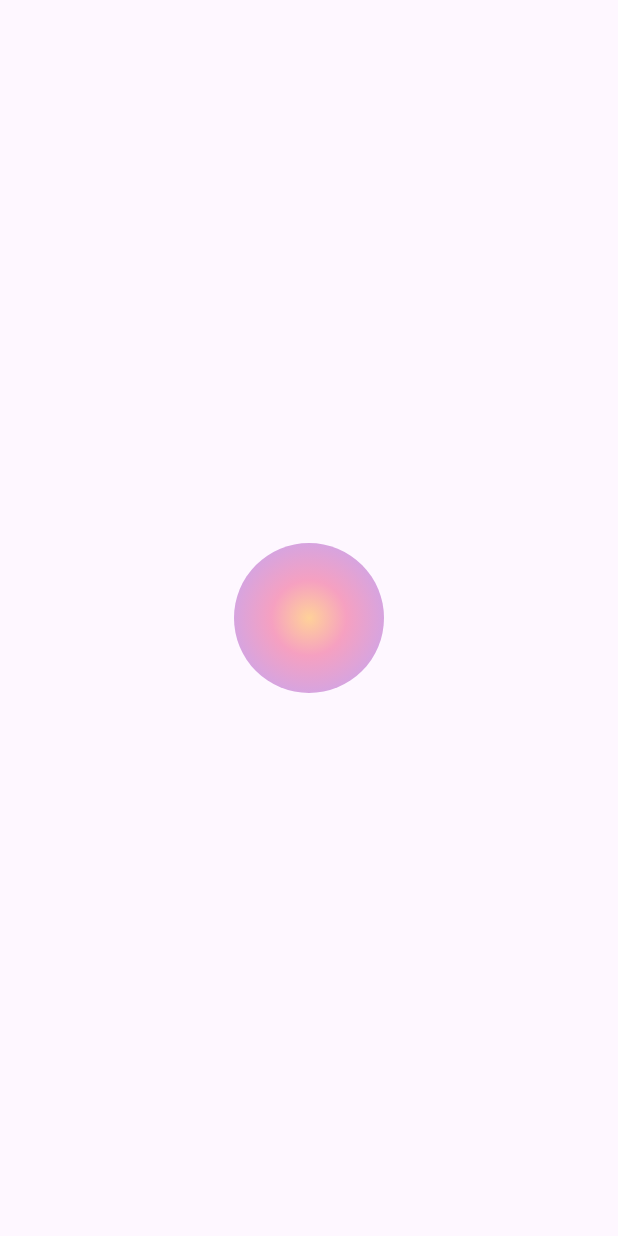
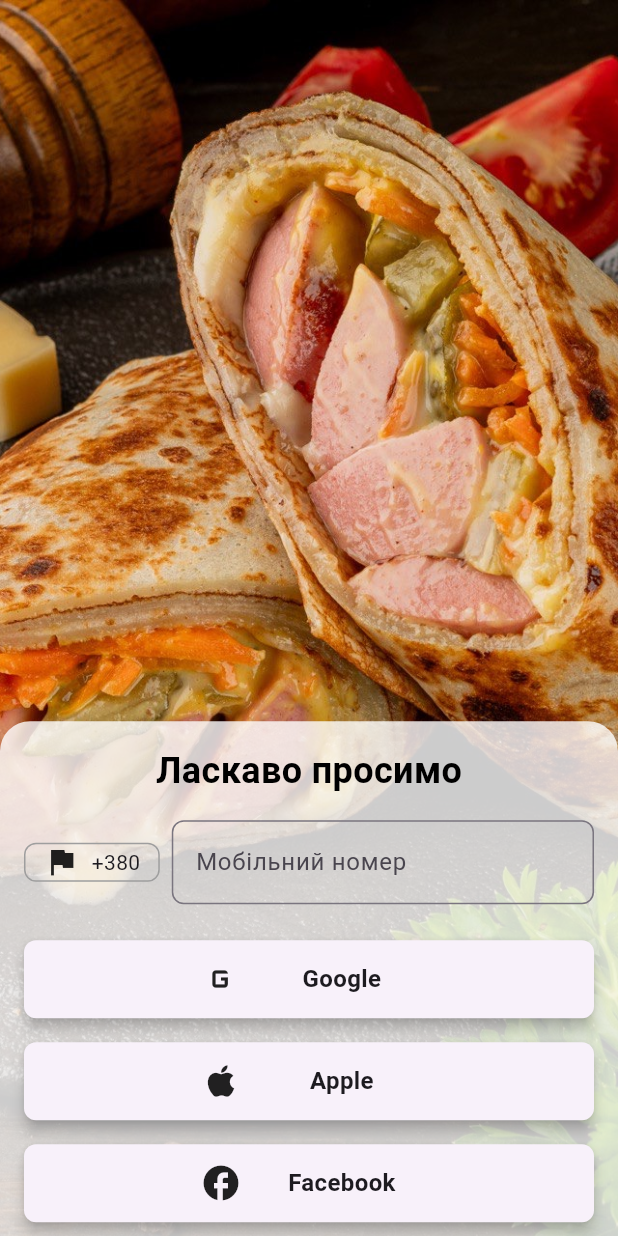
Before and after one commit to Spartakm67/flutter_final_project, a Flutter app: the first screen one second after launch, on a phone screen of 412 x 824 dp. Run offline on Flutter 3.47's test engine with Material 3 defaults, Android fonts, the phone set to English and light mode, and no system bars; our stand-ins replace flutter_mobx, google_fonts, mobx; generated files the repository leaves out were written again.

Commit message:
HomeScreen updated

```diff
--- /dev/null
+++ b/lib/domain/store/home_store/home_screen_store.dart
@@ -0,0 +1,23 @@
+import 'package:mobx/mobx.dart';
+
+part 'home_screen_store.g.dart';
+
+class HomeScreenStore = HomeScreenStoreBase with _$HomeScreenStore;
+
+abstract class HomeScreenStoreBase with Store {
+  @observable
+  String phoneNumber = '';
+
+  @observable
+  bool isLoading = false;
+
+  @action
+  void setPhoneNumber(String value) {
+    phoneNumber = value;
+  }
+
+  @action
+  void setLoading(bool value) {
+    isLoading = value;
+  }
+}
--- a/lib/main.dart
+++ b/lib/main.dart
@@ -1,23 +1,27 @@
 import 'package:flutter/material.dart';
+import 'package:flutter_final_project/domain/store/home_store/home_screen_store.dart';
 import 'package:flutter_final_project/presentation/screens/home_screen.dart';
 
 void main() {
-  runApp(const MyApp());
+  runApp(MyApp());
 }
 
 class MyApp extends StatelessWidget {
-  const MyApp({super.key});
+  MyApp({super.key});
 
-  // This widget is the root of your application.
+  final HomeScreenStore homeScreenStore = HomeScreenStore();
+
   @override
   Widget build(BuildContext context) {
     return MaterialApp(
-      title: 'Flutter Demo',
+      debugShowCheckedModeBanner: false,
+      title: 'Flutter Final Project',
       theme: ThemeData(
         colorScheme: ColorScheme.fromSeed(seedColor: Colors.deepPurple),
         useMaterial3: true,
       ),
-      home: const HomeScreen(),
+      // Передаємо створений store на головний екран.
+      home: HomeScreen(store: homeScreenStore),
     );
   }
 }
--- a/lib/presentation/screens/home_screen.dart
+++ b/lib/presentation/screens/home_screen.dart
@@ -1,14 +1,20 @@
 import 'package:flutter/material.dart';
+import 'package:flutter_mobx/flutter_mobx.dart';
+import 'package:flutter_final_project/domain/store/home_store/home_screen_store.dart';
 
 class HomeScreen extends StatefulWidget {
-  const HomeScreen({super.key});
+  final HomeScreenStore store;
+
+  const HomeScreen({super.key, required this.store});
 
   @override
   HomeScreenState createState() => HomeScreenState();
 }
 
-class HomeScreenState extends State<HomeScreen> with SingleTickerProviderStateMixin {
+class HomeScreenState extends State<HomeScreen>
+    with SingleTickerProviderStateMixin {
   late AnimationController _animationController;
+  late Animation<Alignment> _alignAnimation;
 
   @override
   void initState() {
@@ -16,7 +22,19 @@ class HomeScreenState extends State<HomeScreen> with SingleTickerProviderStateMi
     _animationController = AnimationController(
       vsync: this,
       duration: const Duration(seconds: 2),
-    )..forward();
+    );
+
+    _alignAnimation = Tween<Alignment>(
+      begin: const Alignment(0.0, 5.0),
+      end: Alignment.bottomCenter,
+    ).animate(
+      CurvedAnimation(
+        parent: _animationController,
+        curve: Curves.easeInOut,
+      ),
+    );
+
+    _animationController.forward();
   }
 
   @override
@@ -27,8 +45,11 @@ class HomeScreenState extends State<HomeScreen> with SingleTickerProviderStateMi
 
   @override
   Widget build(BuildContext context) {
+    final store = widget.store;
+
     return Scaffold(
-      body: Stack(
+      body: Observer(
+        builder: (_) => Stack(
           children: [
             FadeTransition(
               opacity: _animationController,
@@ -45,27 +66,17 @@ class HomeScreenState extends State<HomeScreen> with SingleTickerProviderStateMi
                 ),
               ),
             ),
-          AnimatedBuilder(
-            animation: _animationController,
-            builder: (context, child) {
-              if (_animationController.isCompleted) {
-                return child!;
-              }
-              return const SizedBox.shrink();
-            },
-            child: Stack(
-              children: [
             Positioned.fill(
               child: Image.asset(
-                    'assets/images/background.jpg',
+                'assets/images/pancake_blackout.jpg',
                 fit: BoxFit.cover,
               ),
             ),
-                Align(
-                  alignment: Alignment.bottomCenter,
-                  child: AnimatedOpacity(
-                    opacity: 1.0,
-                    duration: const Duration(seconds: 2),
+            AnimatedBuilder(
+              animation: _alignAnimation,
+              builder: (context, child) {
+                return Align(
+                  alignment: _alignAnimation.value,
                   child: Container(
                     height: MediaQuery.of(context).size.height * 0.75,
                     decoration: BoxDecoration(
@@ -78,7 +89,7 @@ class HomeScreenState extends State<HomeScreen> with SingleTickerProviderStateMi
                     child: Padding(
                       padding: const EdgeInsets.all(16.0),
                       child: Column(
-                          crossAxisAlignment: CrossAxisAlignment.start,
+                        crossAxisAlignment: CrossAxisAlignment.center,
                         children: [
                           const Text(
                             'Ласкаво просимо',
@@ -92,7 +103,9 @@ class HomeScreenState extends State<HomeScreen> with SingleTickerProviderStateMi
                           Row(
                             children: [
                               Container(
-                                  padding: const EdgeInsets.symmetric(horizontal: 12),
+                                padding: const EdgeInsets.symmetric(
+                                  horizontal: 12,
+                                ),
                                 decoration: BoxDecoration(
                                   border: Border.all(color: Colors.grey),
                                   borderRadius: BorderRadius.circular(8),
@@ -108,6 +121,7 @@ class HomeScreenState extends State<HomeScreen> with SingleTickerProviderStateMi
                               const SizedBox(width: 8),
                               Expanded(
                                 child: TextField(
+                                  onChanged: store.setPhoneNumber,
                                   keyboardType: TextInputType.phone,
                                   decoration: InputDecoration(
                                     hintText: 'Мобільний номер',
@@ -121,41 +135,86 @@ class HomeScreenState extends State<HomeScreen> with SingleTickerProviderStateMi
                           ),
                           const SizedBox(height: 16),
                           ...[
-                              {'icon': Icons.g_mobiledata, 'label': 'Google'},
-                              {'icon': Icons.apple, 'label': 'Apple'},
-                              {'icon': Icons.facebook, 'label': 'Facebook'},
-                              {'icon': Icons.email, 'label': 'Електронна пошта'},
-                            ].map((auth) {
-                              return Padding(
-                                padding: const EdgeInsets.symmetric(vertical: 4),
-                                child: ElevatedButton.icon(
-                                  style: ElevatedButton.styleFrom(
-                                    backgroundColor: Colors.white,
-                                    foregroundColor: Colors.black,
-                                    side: const BorderSide(color: Colors.grey),
-                                    minimumSize: const Size(double.infinity, 48),
+                            {
+                              'icon': Icons.g_mobiledata,
+                              'label': 'Google',
+                              'onPressed': () {
+                                print('Авторизація через Google');
+                              },
+                            },
+                            {
+                              'icon': Icons.apple,
+                              'label': 'Apple',
+                              'onPressed': () {
+                                print('Авторизація через Apple');
+                              },
+                            },
+                            {
+                              'icon': Icons.facebook,
+                              'label': 'Facebook',
+                              'onPressed': () {
+                                print('Авторизація через Facebook');
+                              },
+                            },
+                            {
+                              'icon': Icons.email,
+                              'label': 'Електронна пошта',
+                              'onPressed': () {
+                                print('Авторизація через електронну пошту');
+                              },
+                            },
+                          ].map(
+                            (auth) {
+                              return Card(
+                                margin: const EdgeInsets.symmetric(vertical: 8),
                                 shape: RoundedRectangleBorder(
                                   borderRadius: BorderRadius.circular(8),
                                 ),
+                                elevation: 4,
+                                child: InkWell(
+                                  onTap: auth['onPressed'] as VoidCallback,
+                                  borderRadius: BorderRadius.circular(8),
+                                  child: Padding(
+                                    padding: const EdgeInsets.symmetric(
+                                        vertical: 12, horizontal: 16,),
+                                    child: Row(
+                                      mainAxisAlignment: MainAxisAlignment
+                                          .center, // Центруємо всі елементи
+                                      children: [
+                                        const Spacer(), // Залишаємо простір перед іконкою
+                                        Icon(auth['icon'] as IconData,
+                                            size: 28,),
+                                        const SizedBox(
+                                            width:
+                                                16,), // Відступ між іконкою та текстом
+                                        Expanded(
+                                          child: Text(
+                                            auth['label'] as String,
+                                            textAlign: TextAlign
+                                                .center, // Центруємо текст по Card
+                                            style: const TextStyle(
+                                              fontSize: 16,
+                                              fontWeight: FontWeight.bold,
                                             ),
-                                  icon: Icon(auth['icon'] as IconData),
-                                  label: Text(auth['label'] as String),
-                                  onPressed: () {
-                                    // auth logic
-                                  },
                                           ),
-                              );
-                            }),
+                                        ),
+                                        const Spacer(), // Залишаємо простір після тексту
                                       ],
                                     ),
                                   ),
                                 ),
-                  ),
+                              );
+                            },
                           ),
                         ],
                       ),
                     ),
+                  ),
+                );
+              },
+            ),
           ],
+        ),
       ),
     );
   }
--- a/pubspec.yaml
+++ b/pubspec.yaml
@@ -22,7 +22,7 @@ environment:
   sdk: ^3.5.4
 
 # Dependencies specify other packages that your package needs in order to work.
-# To automatically upgrade your package dependencies to the latest versions
+# To automatically upgrade your package dependencies to the latest versions,
 # consider running `flutter pub upgrade --major-versions`. Alternatively,
 # dependencies can be manually updated by changing the version numbers below to
 # the latest version available on pub.dev. To see which dependencies have newer
@@ -73,6 +73,8 @@ flutter:
   uses-material-design: true
 
   # To add assets to your application, add an assets section, like this:
+  assets:
+    - assets/images/
   # assets:
   #   - images/a_dot_burr.jpeg
   #   - images/a_dot_ham.jpeg
```
Also changed, not shown: assets/images/pancake_blackout.jpg (added), lib/domain/store/home_store/home_screen_store.g.dart (added), 1 other file. Lines whose indentation alone changed are shown as unchanged.
